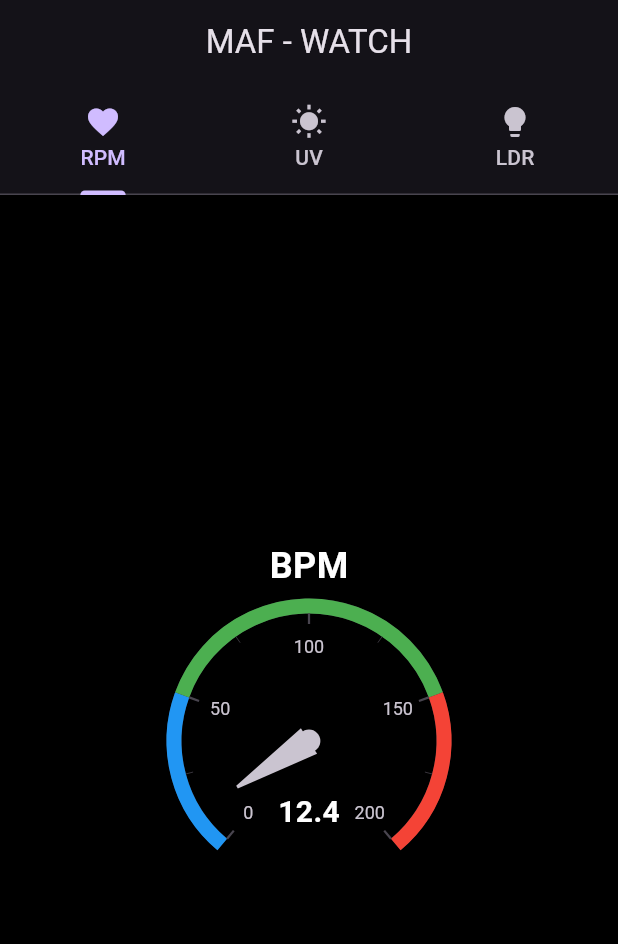
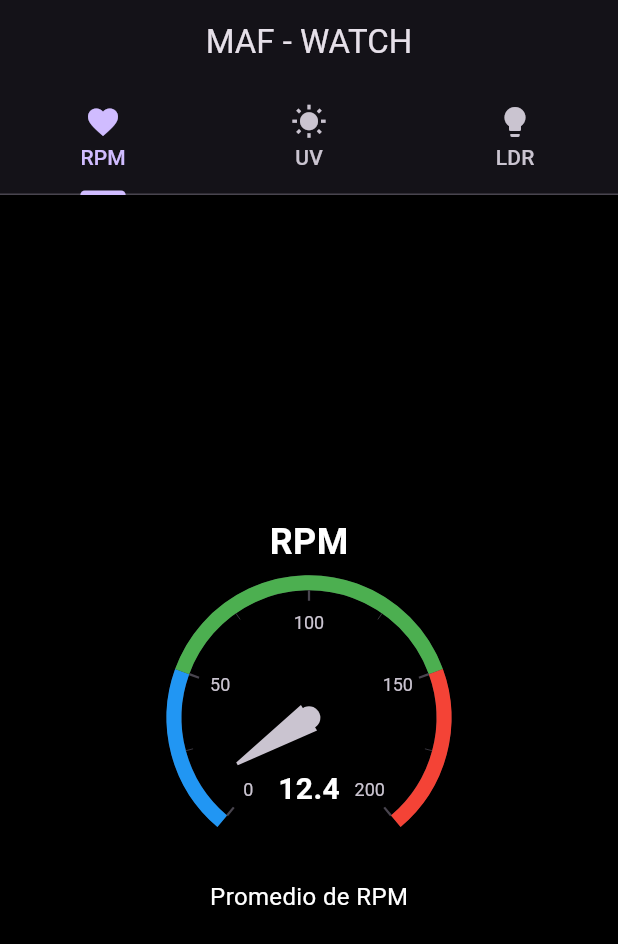
Before and after one commit to fernandofchr/MAF-WEARABLE, a Flutter app: the screen it shows after launch, on a phone screen of 412 x 824 dp. Shown: the top 944 px of the screen. Run offline on Flutter 3.47's test engine with Material 3 defaults, Android fonts, the phone set to English and light mode, and no system bars; drawn by our look-alikes of syncfusion_flutter_gauges; missing offline and left inert: mqtt_client.

Commit message:
Documentación

```diff
--- a/lib/main.dart
+++ b/lib/main.dart
@@ -1,71 +1,67 @@
-import 'package:flutter/material.dart';
-import 'package:syncfusion_flutter_gauges/gauges.dart';
-import 'mqtt_service.dart';
+import 'package:flutter/material.dart'; // Importa los componentes esenciales de Flutter.
+import 'package:syncfusion_flutter_gauges/gauges.dart'; // Importa la biblioteca de Syncfusion para crear gauges.
+import 'mqtt_service.dart'; // Importa el servicio MQTT personalizado para manejar la conexión y la transmisión de datos.
 
 void main() {
-  runApp(const MyApp());
+  runApp(const MyApp()); // La función principal que ejecuta la aplicación.
 }
 
-/// [MyApp] es la clase principal de la aplicación Flutter.
-/// Inicia la aplicación con un tema oscuro y establece [GaugeScreen] como la pantalla principal.
 class MyApp extends StatelessWidget {
   const MyApp({super.key});
 
   @override
   Widget build(BuildContext context) {
     return MaterialApp(
-      title: 'Gauge MQTT App',
+      title: 'Gauge MQTT App', // Establece el título de la aplicación.
       theme: ThemeData(
-        brightness: Brightness.dark, // Configura el tema oscuro de la aplicación
-        scaffoldBackgroundColor: Colors.black, // Establece un fondo negro para todas las pantallas
+        brightness: Brightness.dark, // Define el tema oscuro para la aplicación.
+        scaffoldBackgroundColor: Colors.black, // Establece el fondo de la aplicación en negro.
       ),
-      debugShowCheckedModeBanner: false, // Oculta el banner de "debug" en la aplicación
-      home: const GaugeScreen(), // Define la pantalla principal de la aplicación
+      debugShowCheckedModeBanner: false, // Oculta el banner de depuración.
+      home: const GaugeScreen(), // Define la pantalla principal de la aplicación.
     );
   }
 }
 
-/// [GaugeScreen] es un widget con estado que muestra un conjunto de gauges en diferentes pestañas.
-/// Los valores de los gauges se actualizan en tiempo real desde un servidor MQTT.
 class GaugeScreen extends StatefulWidget {
   const GaugeScreen({super.key});
 
   @override
-  _GaugeScreenState createState() => _GaugeScreenState();
+  _GaugeScreenState createState() => _GaugeScreenState(); // Crea el estado asociado a la pantalla principal.
 }
 
 class _GaugeScreenState extends State<GaugeScreen> {
-  late MqttService _mqttService; // Servicio MQTT para conectar y recibir datos
-  double _temperature = 12.4; // Valor inicial para la temperatura (RPM)
-  double _humidity = 5.0; // Valor inicial para la humedad (LDR)
-  double _pressure = 5.0; // Valor inicial para la presión (UV)
+  late MqttService _mqttService; // Declaración del servicio MQTT.
+  double _temperature = 12.4; // Valor inicial para la temperatura.
+  double _humidity = 5.0; // Valor inicial para la humedad.
+  double _pressure = 5.0; // Valor inicial para la presión.
 
   @override
   void initState() {
     super.initState();
-    connectMqtt(); // Conectar al servidor MQTT cuando el widget se inicia
+    connectMqtt(); // Conecta el servicio MQTT cuando se inicializa el estado.
   }
 
-  /// Método para conectar al servidor MQTT y suscribirse a los tópicos de interés.
+  // Método para conectar el servicio MQTT y suscribirse a los tópicos.
   void connectMqtt() async {
-    _mqttService = MqttService('broker.hivemq.com', 'texto123o'); // Inicializa el servicio MQTT
-    await _mqttService.connect(); // Conecta al broker MQTT
+    _mqttService = MqttService('broker.hivemq.com', 'texto123o'); // Conecta al broker MQTT.
+    await _mqttService.connect(); // Espera a que la conexión se establezca.
 
-    // Escucha el tópico 'topico/rpm' y actualiza el valor de _temperature.
-    _mqttService.getValueStream('topico/rpm').listen((temperature) {
+    // Escucha los mensajes del tópico 'topico/rpmMejorado' y actualiza la temperatura.
+    _mqttService.getValueStream('topico/rpmMejorado').listen((temperature) {
       setState(() {
         _temperature = temperature;
       });
     });
 
-    // Escucha el tópico 'topico/ldr_value' y actualiza el valor de _humidity.
+    // Escucha los mensajes del tópico 'topico/ldr_value' y actualiza la humedad.
     _mqttService.getValueStream('topico/ldr_value').listen((humidity) {
       setState(() {
         _humidity = humidity;
       });
     });
 
-    // Escucha el tópico 'topico/uv' y actualiza el valor de _pressure.
+    // Escucha los mensajes del tópico 'topico/uv' y actualiza la presión.
     _mqttService.getValueStream('topico/uv').listen((pressure) {
       setState(() {
         _pressure = pressure;
@@ -76,37 +72,38 @@ class _GaugeScreenState extends State<GaugeScreen> {
   @override
   Widget build(BuildContext context) {
     return DefaultTabController(
-      length: 3, // Número de pestañas en el TabBar
+      length: 3, // Define el número de pestañas.
       child: Scaffold(
         appBar: AppBar(
-          title: const Text('MAF - WATCH'), // Título en la barra superior
-          centerTitle: true, // Centrar el título en la barra superior
+          title: const Text('MAF - WATCH'), // Título de la barra de la aplicación.
+          centerTitle: true, // Centra el título.
           bottom: const TabBar(
             tabs: [
-              Tab(icon: Icon(Icons.favorite), text: "RPM"), // Pestaña para RPM
-              Tab(icon: Icon(Icons.wb_sunny), text: "UV"), // Pestaña para UV
-              Tab(icon: Icon(Icons.lightbulb), text: "LDR"), // Pestaña para LDR
+              Tab(icon: Icon(Icons.favorite), text: "RPM"), // Pestaña para el gauge de RPM.
+              Tab(icon: Icon(Icons.wb_sunny), text: "UV"), // Pestaña para el gauge de UV.
+              Tab(icon: Icon(Icons.lightbulb), text: "LDR"), // Pestaña para el gauge de LDR.
             ],
           ),
         ),
         body: TabBarView(
           children: [
             GaugeTab(
-              title: 'BPM',
-              min: 0,
-              max: 200,
-              value: _temperature, // Valor actual de la temperatura (RPM)
+              title: 'RPM', // Título del gauge de RPM.
+              min: 0, // Valor mínimo del gauge.
+              max: 200, // Valor máximo del gauge.
+              value: _temperature, // Valor actual del gauge.
               ranges: [
-                GaugeRange(startValue: 0, endValue: 50, color: Colors.blue),
-                GaugeRange(startValue: 50, endValue: 150, color: Colors.green),
-                GaugeRange(startValue: 150, endValue: 200, color: Colors.red),
+                GaugeRange(startValue: 0, endValue: 50, color: Colors.blue), // Rango de color azul.
+                GaugeRange(startValue: 50, endValue: 150, color: Colors.green), // Rango de color verde.
+                GaugeRange(startValue: 150, endValue: 200, color: Colors.red), // Rango de color rojo.
               ],
+              footer: "Promedio de RPM", // Texto que aparece debajo del gauge.
             ),
             GaugeTab(
-              title: 'UV',
+              title: 'UV', // Título del gauge de UV.
               min: 0,
               max: 100,
-              value: _pressure, // Valor actual de la presión (UV)
+              value: _pressure,
               ranges: [
                 GaugeRange(startValue: 0, endValue: 30, color: Colors.blue),
                 GaugeRange(startValue: 30, endValue: 60, color: Colors.green),
@@ -114,10 +111,10 @@ class _GaugeScreenState extends State<GaugeScreen> {
               ],
             ),
             GaugeTab(
-              title: 'LDR',
+              title: 'LDR', // Título del gauge de LDR.
               min: 0,
               max: 100,
-              value: _humidity, // Valor actual de la humedad (LDR)
+              value: _humidity,
               ranges: [
                 GaugeRange(startValue: 0, endValue: 30, color: Colors.blue),
                 GaugeRange(startValue: 30, endValue: 60, color: Colors.green),
@@ -131,14 +128,13 @@ class _GaugeScreenState extends State<GaugeScreen> {
   }
 }
 
-/// [GaugeTab] es un widget que representa un gauge individual en la pantalla.
-/// Muestra un gauge radial con un valor y un título, utilizando los datos pasados a través de los parámetros.
 class GaugeTab extends StatelessWidget {
-  final String title; // Título del gauge (por ejemplo, "RPM", "UV", "LDR")
-  final double min; // Valor mínimo del gauge
-  final double max; // Valor máximo del gauge
-  final double value; // Valor actual que se muestra en el gauge
-  final List<GaugeRange> ranges; // Rango de colores para las distintas zonas del gauge
+  final String title; // Título del gauge.
+  final double min; // Valor mínimo del gauge.
+  final double max; // Valor máximo del gauge.
+  final double value; // Valor actual del gauge.
+  final List<GaugeRange> ranges; // Rango de colores del gauge.
+  final String? footer; // Texto opcional para mostrar debajo del gauge.
 
   const GaugeTab({
     required this.title,
@@ -146,6 +142,7 @@ class GaugeTab extends StatelessWidget {
     required this.max,
     required this.value,
     required this.ranges,
+    this.footer, // Constructor con el parámetro footer.
   });
 
   @override
@@ -156,35 +153,47 @@ class GaugeTab extends StatelessWidget {
         children: [
           Text(
             title,
-            style: const TextStyle(fontSize: 24, fontWeight: FontWeight.bold, color: Colors.white), // Estilo del texto
+            style: const TextStyle(
+                fontSize: 24, fontWeight: FontWeight.bold, color: Colors.white),
           ),
           SizedBox(
             height: 200,
             child: SfRadialGauge(
-              backgroundColor: Colors.black, // Fondo negro para el gauge
+              backgroundColor: Colors.black, // Color de fondo del gauge.
               axes: <RadialAxis>[
                 RadialAxis(
                   minimum: min,
                   maximum: max,
                   ranges: ranges,
                   pointers: <GaugePointer>[
-                    NeedlePointer(value: value), // Muestra el valor actual con una aguja
+                    NeedlePointer(value: value), // Indicador de aguja.
                   ],
                   annotations: <GaugeAnnotation>[
                     GaugeAnnotation(
                       widget: Text(
-                        '$value', // Muestra el valor numérico dentro del gauge
+                        '$value', // Valor que se muestra en el gauge.
                         style: const TextStyle(
-                            fontSize: 20, fontWeight: FontWeight.bold, color: Colors.white),
+                            fontSize: 20,
+                            fontWeight: FontWeight.bold,
+                            color: Colors.white),
                       ),
                       angle: 90,
-                      positionFactor: 0.5, // Posición del valor dentro del gauge
+                      positionFactor: 0.5,
                     ),
                   ],
                 ),
               ],
             ),
           ),
+          if (footer != null) // Si el footer no es nulo, se muestra el texto debajo del gauge.
+            Padding(
+              padding: const EdgeInsets.only(top: 8.0),
+              child: Text(
+                footer!,
+                style: const TextStyle(
+                    fontSize: 16, color: Colors.white),
+              ),
+            ),
         ],
       ),
     );
--- a/lib/mqtt_service.dart
+++ b/lib/mqtt_service.dart
@@ -1,3 +1,4 @@
+ // Importa los componentes esenciales de Flutter para la conexión mqtt
 import 'package:mqtt_client/mqtt_client.dart';
 import 'package:mqtt_client/mqtt_server_client.dart';
 
```
